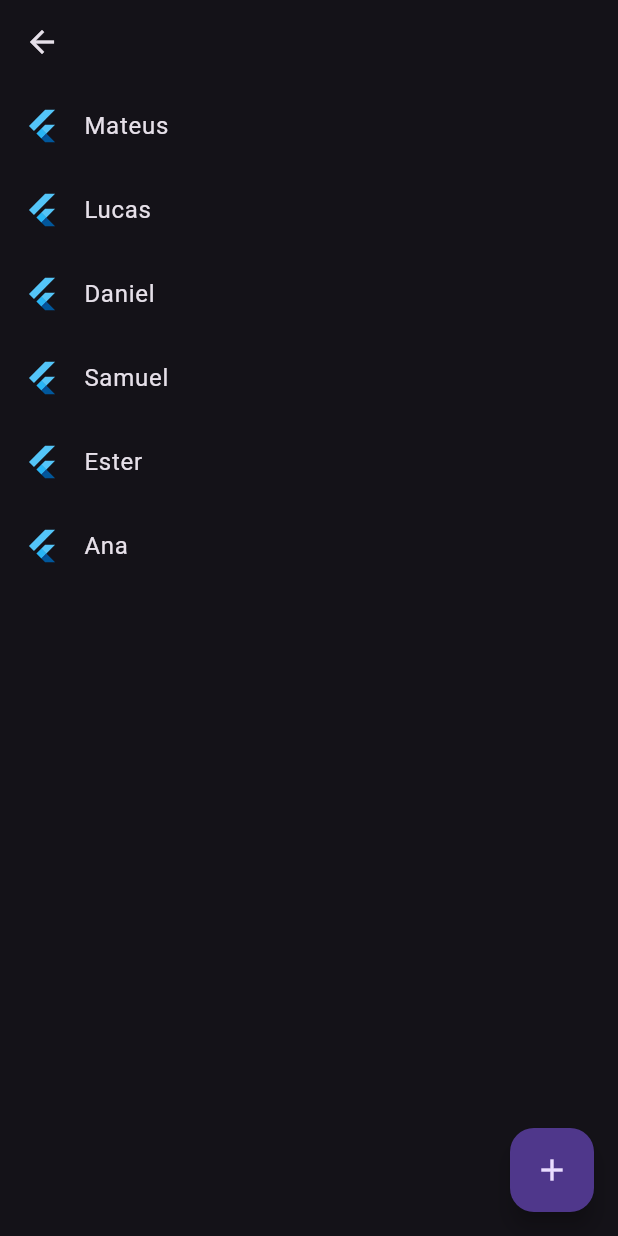
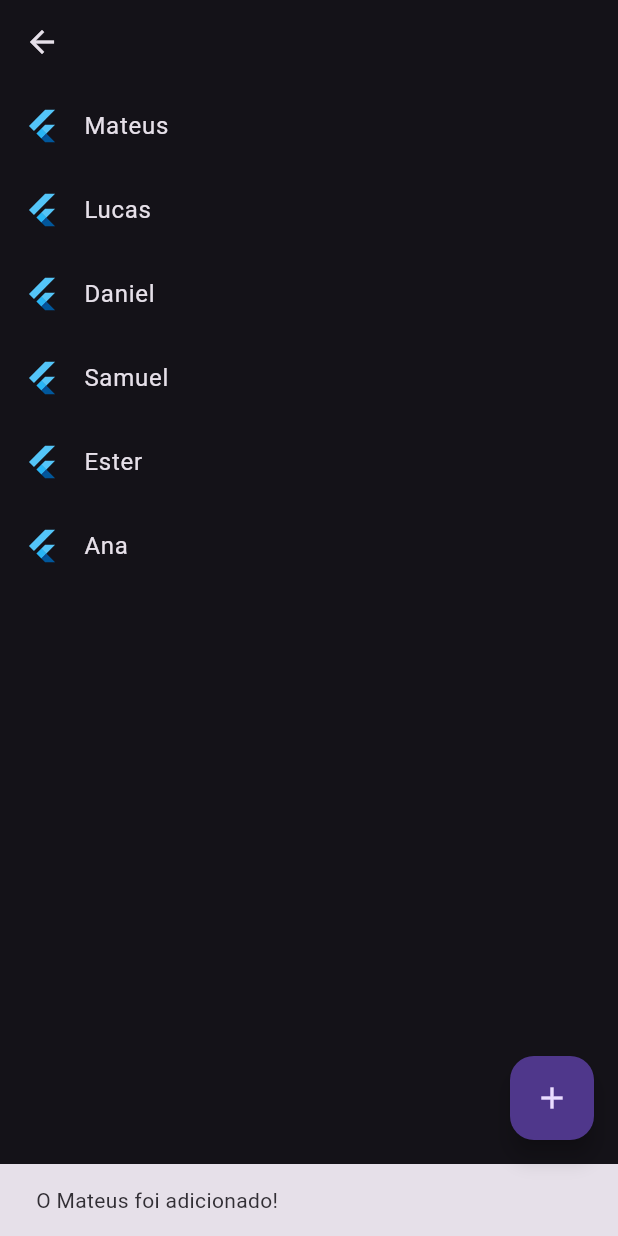
Before and after one commit to MateusLucasDaSilva/flutter_bloc_poc, a Flutter app: the BlocFreezedPage screen opened by its route, after a tap on the "add" icon, on a phone screen of 412 x 824 dp. Run offline on Flutter 3.47's test engine with Material 3 defaults, Android fonts, the phone set to English and light mode, and no system bars; our stand-ins replace bloc, flutter_bloc, freezed_annotation.

Commit message:
bloc com freezed terminado

```diff
--- a/lib/features/bloc_freezed/bloc/bloc_freezed_example.dart
+++ b/lib/features/bloc_freezed/bloc/bloc_freezed_example.dart
@@ -37,8 +37,10 @@ class BlocFreezedExample extends Bloc<BlocFreezedEvent, BlocFreezedState> {
       data: (names) => names,
       orElse: () => <String>[],
     );
-    final newNames = [...names];
-    newNames.add(event.name);
+    emit(BlocFreezedState.notification(
+        message: 'O ${event.name} foi adicionado!'));
+    final List<String> newNames = [...names];
+    newNames.insert(0, event.name);
     emit(BlocFreezedState.data(names: newNames));
   }
 
@@ -46,6 +48,7 @@ class BlocFreezedExample extends Bloc<BlocFreezedEvent, BlocFreezedState> {
     _BlocFreezedEventFindNames event,
     Emitter<BlocFreezedState> emit,
   ) async {
+    emit(BlocFreezedState.loading());
     await Future.delayed(const Duration(seconds: 3));
     final names = [
       'Mateus',
--- a/lib/features/bloc_freezed/bloc/bloc_freezed_state.dart
+++ b/lib/features/bloc_freezed/bloc/bloc_freezed_state.dart
@@ -3,6 +3,9 @@ part of 'bloc_freezed_example.dart';
 @freezed
 class BlocFreezedState with _$BlocFreezedState {
   factory BlocFreezedState.initial() = _BlocFreezedStateInitial;
+  factory BlocFreezedState.loading() = _BlocFreezedStateLoading;
+  factory BlocFreezedState.notification({required String message}) =
+      _BlocFreezedStateNotification;
   factory BlocFreezedState.data({required List<String> names}) =
       _BlocFreezedStateData;
 }
--- a/lib/features/bloc_freezed/bloc_freezed_page.dart
+++ b/lib/features/bloc_freezed/bloc_freezed_page.dart
@@ -2,20 +2,28 @@ import 'package:flutter/material.dart';
 import 'package:flutter_bloc/flutter_bloc.dart';
 import 'package:flutter_bloc_poc/features/bloc_freezed/bloc/bloc_freezed_example.dart';
 
-class BlocFreezedPage extends StatelessWidget {
+class BlocFreezedPage extends StatefulWidget {
   const BlocFreezedPage({super.key});
 
+  @override
+  State<BlocFreezedPage> createState() => _BlocFreezedPageState();
+}
+
+class _BlocFreezedPageState extends State<BlocFreezedPage> {
   @override
   Widget build(BuildContext context) {
     return Scaffold(
       floatingActionButton: FloatingActionButton(
-        onPressed: () => addName(context),
+        onPressed: _addName,
         child: const Icon(Icons.add),
       ),
       appBar: AppBar(
         title: const Text(''),
       ),
-      body: Column(
+      body: BlocListener<BlocFreezedExample, BlocFreezedState>(
+        listener: (_, state) =>
+            state.whenOrNull(notification: _showNotification),
+        child: Column(
           children: [
             Expanded(
               child: BlocSelector<BlocFreezedExample, BlocFreezedState,
@@ -30,7 +38,7 @@ class BlocFreezedPage extends StatelessWidget {
                   itemCount: names.length,
                   itemBuilder: (_, index) {
                     return ListTile(
-                    onTap: () => removeName(context, names[index]),
+                      onTap: () => _removeName(names[index]),
                       leading: const FlutterLogo(),
                       title: Text(names[index]),
                     );
@@ -42,7 +50,7 @@ class BlocFreezedPage extends StatelessWidget {
               child: BlocBuilder<BlocFreezedExample, BlocFreezedState>(
                 builder: (_, state) {
                   return state.maybeWhen(
-                  initial: () => const Center(
+                    loading: () => const Center(
                       child: CircularProgressIndicator(),
                     ),
                     orElse: () => const SizedBox.shrink(),
@@ -52,16 +60,24 @@ class BlocFreezedPage extends StatelessWidget {
             )
           ],
         ),
+      ),
     );
   }
 
-  void addName(BuildContext context) {
+  void _showNotification(String message) {
+    ScaffoldMessenger.of(context)
+        .showSnackBar(SnackBar(content: Text(message)));
+  }
+
+  void _addName() {
     context
         .read<BlocFreezedExample>()
         .add(const BlocFreezedEvent.addNames('Mateus'));
   }
 
-  void removeName(BuildContext context, String name) {
-    context.read<BlocFreezedExample>().add(BlocFreezedEvent.removeName(name));
+  void _removeName(String name) {
+    context.read<BlocFreezedExample>().add(
+          BlocFreezedEvent.removeName(name),
+        );
   }
 }
```
Also changed, not shown: lib/features/bloc_freezed/bloc/bloc_freezed_example.freezed.dart. Lines whose indentation alone changed are shown as unchanged.
